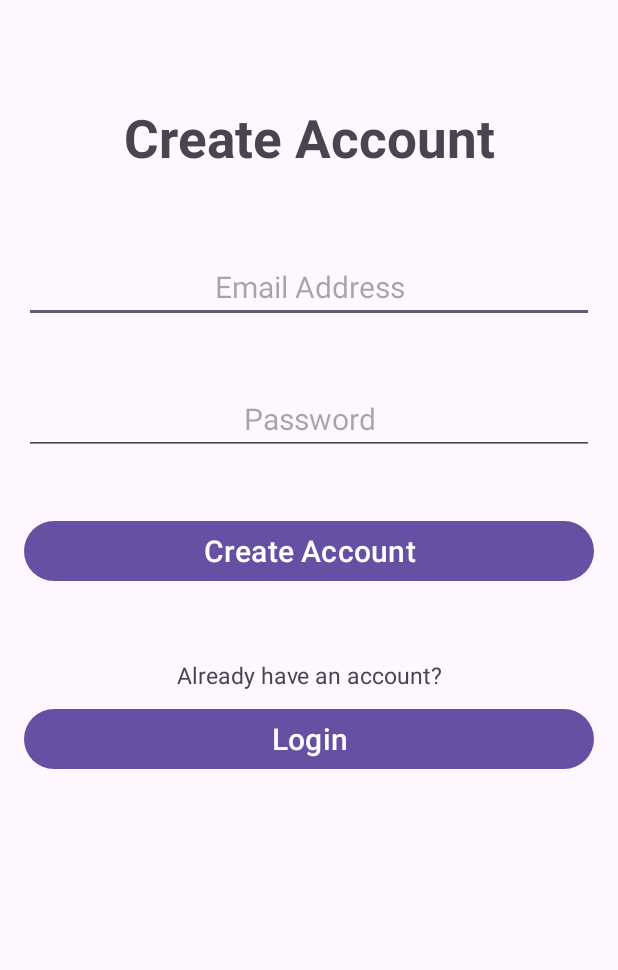
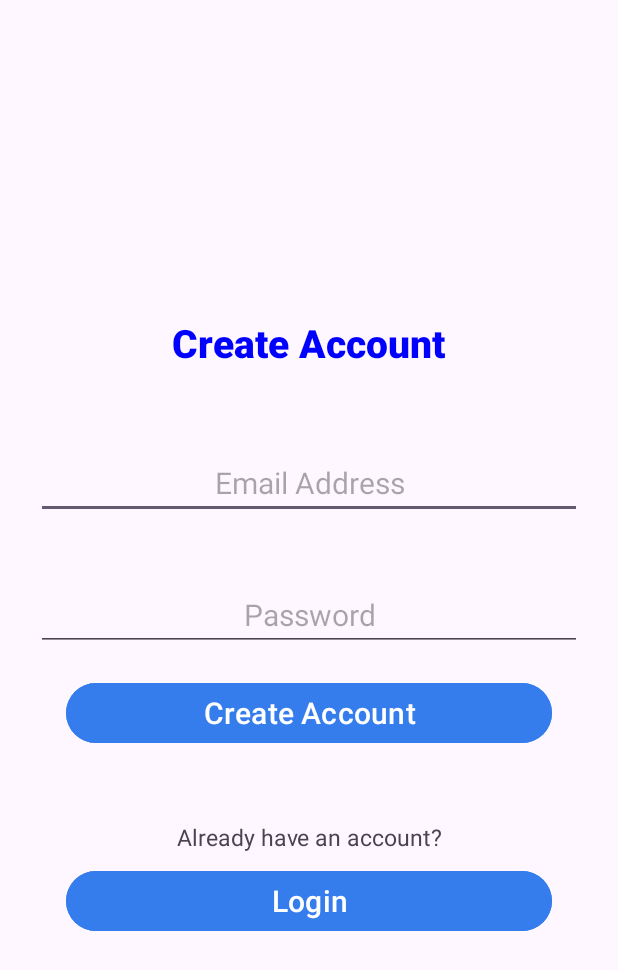
Before and after one commit to NeelMaddu268/CS2340_F25_Team6, an Android app: the RegisterActivity screen opened directly, with no data from a screen before it, on a phone screen of 412 x 824 dp. Shown: the top 970 px of the screen. Run offline under Robolectric (Android 15) with nearby library versions, the phone set to English and light mode, and no system bars; our stand-ins replace Firebase (no records; nobody signed in at launch, a user with empty details on screens opened directly).

Commit message:
Added better colors. Copied designs from login page onto the register page.

```diff
--- a/Project/Sprint0.5-main/app/src/main/res/layout/activity_login.xml
+++ b/Project/Sprint0.5-main/app/src/main/res/layout/activity_login.xml
@@ -4,25 +4,23 @@
     xmlns:tools="http://schemas.android.com/tools"
     android:layout_width="match_parent"
     android:layout_height="match_parent"
-    android:background="#B8E3E9"
     android:gravity="center"
     android:orientation="vertical"
     android:padding="24dp"
     tools:context=".view.LoginActivity">
 
         <TextView
-            android:id="@+id/login_text"
             android:layout_width="wrap_content"
             android:layout_height="wrap_content"
             android:layout_marginTop="20dp"
             android:layout_gravity="center"
+            android:gravity="center"
             android:padding="12dp"
-            android:text="@string/Login_Text"
+            android:text="Login"
             android:textSize="26sp"
             android:textStyle="bold"
-            android:paddingBottom="1000dp"
-            />
-
+            android:textColor="#0000FF"
+            android:fontFamily="sans-serif-medium" />
 
         <EditText
             android:id="@+id/email"
@@ -65,10 +63,10 @@
             android:textSize="20sp"
             android:layout_marginEnd="20dp"
             android:layout_marginStart="20dp"
-            android:backgroundTint="#4F7C82"/>
+            android:backgroundTint="#357DED"
+            />
 
         <TextView
-            android:id="@+id/info"
             android:layout_width="wrap_content"
             android:layout_height="wrap_content"
             android:layout_marginTop="40dp"
@@ -87,5 +85,6 @@
             android:layout_marginBottom="20dp"
             android:layout_marginEnd="20dp"
             android:layout_marginStart="20dp"
-            android:backgroundTint="#4F7C82"/>
+            android:backgroundTint="#357DED"
+            />
 </LinearLayout>
--- a/Project/Sprint0.5-main/app/src/main/res/layout/activity_register.xml
+++ b/Project/Sprint0.5-main/app/src/main/res/layout/activity_register.xml
@@ -1,91 +1,90 @@
 <?xml version="1.0" encoding="utf-8"?>
-<LinearLayout
-xmlns:android="http://schemas.android.com/apk/res/android"
+<LinearLayout xmlns:android="http://schemas.android.com/apk/res/android"
     xmlns:app="http://schemas.android.com/apk/res-auto"
     xmlns:tools="http://schemas.android.com/tools"
     android:layout_width="match_parent"
     android:layout_height="match_parent"
+    android:gravity="center"
     android:orientation="vertical"
-    android:padding="16dp"
+    android:padding="24dp"
     tools:context=".view.RegisterActivity">
 
-
-
         <TextView
-        android:id="@+id/create_account_text"
-        android:layout_width="match_parent"
+            android:layout_width="wrap_content"
             android:layout_height="wrap_content"
-        android:text="@string/create_account"
-        android:textSize="35sp"
-        android:textStyle="bold"
+            android:layout_marginTop="20dp"
+            android:layout_gravity="center"
             android:gravity="center"
             android:padding="12dp"
-        android:layout_marginTop="40dp"
-        />
-
+            android:text="@string/create_account"
+            android:textSize="26sp"
+            android:textStyle="bold"
+            android:textColor="#0000FF"
+            android:fontFamily="sans-serif-medium" />
 
         <EditText
             android:id="@+id/email"
             android:layout_width="match_parent"
             android:layout_height="wrap_content"
+            android:layout_marginTop="40dp"
             android:autofillHints="emailAddress"
+            android:gravity="center"
             android:hint="@string/email_address"
-        android:gravity="center"
-        android:layout_marginTop="40dp"
-        android:textSize="20sp"
             android:inputType="textEmailAddress"
-        />
+            android:textSize="20sp" />
 
         <EditText
             android:id="@+id/password"
             android:layout_width="match_parent"
             android:layout_height="wrap_content"
+            android:layout_marginTop="40dp"
             android:autofillHints="password"
-        android:hint="@string/password"
             android:gravity="center"
-        android:layout_marginTop="40dp"
-        android:textSize="20sp"
-        />
+            android:hint="@string/Password_Text"
+            android:inputType="textPassword"
+            android:textSize="20sp" />
 
         <Button
             android:id="@+id/btnCreateAccount"
             android:layout_width="match_parent"
             android:layout_height="wrap_content"
+            android:layout_marginTop="17dp"
             android:text="@string/create_account"
             android:textSize="20sp"
-        android:layout_marginTop="40dp"
+            android:layout_marginEnd="20dp"
+            android:layout_marginStart="20dp"
+            android:backgroundTint="#357DED"
             />
 
         <TextView
             android:id="@+id/error"
             android:layout_width="match_parent"
             android:layout_height="wrap_content"
-        android:textSize="20sp"
             android:gravity="center"
             android:padding="8dp"
             android:textColor="@color/red"
-        android:visibility="gone"
-        android:layout_marginTop="10dp"
-
-        />
+            android:textSize="20sp"
+            android:visibility="gone" />
 
         <TextView
-        android:id="@+id/info"
-        android:layout_width="match_parent"
+            android:layout_width="wrap_content"
             android:layout_height="wrap_content"
+            android:layout_marginTop="40dp"
+            android:gravity="center"
+            android:layout_gravity="center"
+            android:padding="8dp"
             android:text="@string/already_have_an_account"
-        android:textSize="15sp"
-        android:gravity="center"
-        android:padding="8dp"
-        android:layout_marginTop="40dp"
-        />
+            android:textSize="15sp" />
 
         <Button
             android:id="@+id/btnLogin"
             android:layout_width="match_parent"
             android:layout_height="wrap_content"
-        android:text="@string/login"
+            android:text="@string/Login_Text"
             android:textSize="20sp"
-        />
+            android:layout_marginBottom="20dp"
+            android:layout_marginEnd="20dp"
+            android:layout_marginStart="20dp"
+            android:backgroundTint="#357DED" />
 
 </LinearLayout>
```
Lines whose indentation alone changed are shown as unchanged.
